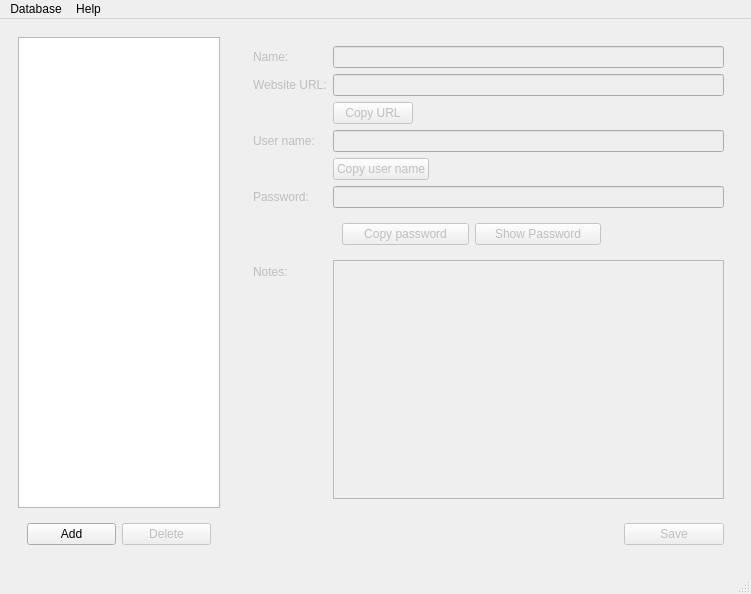
This is MainWindow.ui in veaceslav/qpass-qt5 as Qt 5 draws it before an edit. The edited form follows.
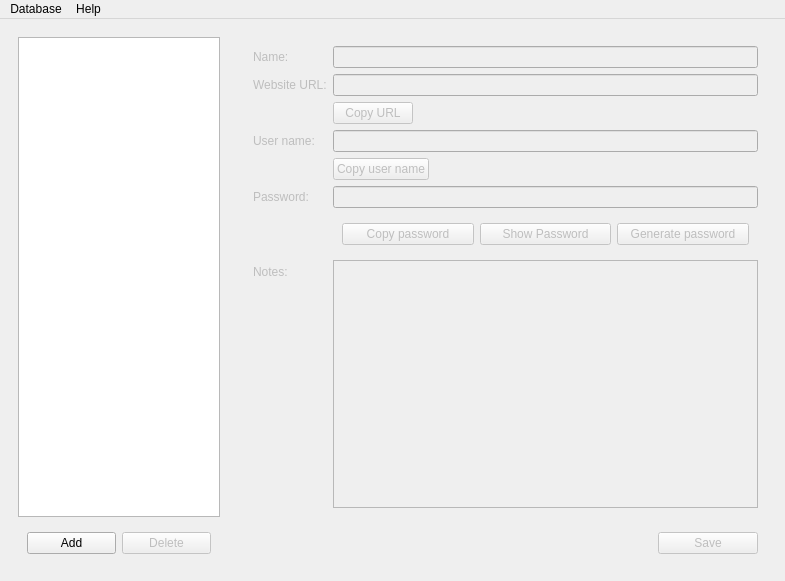
This is the edited form.

Commit message:
Added password generator
Added password generator which generates random password based
on moues moves and added warning about unsaved entry when exiting
from program

```diff
--- a/MainWindow.ui
+++ b/MainWindow.ui
@@ -6,8 +6,8 @@
    <rect>
     <x>0</x>
     <y>0</y>
-    <width>751</width>
-    <height>594</height>
+    <width>785</width>
+    <height>581</height>
    </rect>
   </property>
   <property name="windowTitle">
@@ -159,6 +159,12 @@
           </item>
           <item row="6" column="1">
            <widget class="QWidget" name="widget_2" native="true">
+            <property name="minimumSize">
+             <size>
+              <width>425</width>
+              <height>0</height>
+             </size>
+            </property>
             <layout class="QHBoxLayout" name="horizontalLayout_2">
              <item>
               <widget class="QPushButton" name="copyPasswordButton">
@@ -186,6 +192,13 @@
                </property>
               </widget>
              </item>
+             <item>
+              <widget class="QPushButton" name="generatePasswordButton">
+               <property name="text">
+                <string>Generate password</string>
+               </property>
+              </widget>
+             </item>
             </layout>
            </widget>
           </item>
@@ -247,8 +260,8 @@
     <rect>
      <x>0</x>
      <y>0</y>
-     <width>751</width>
-     <height>21</height>
+     <width>785</width>
+     <height>25</height>
     </rect>
    </property>
    <widget class="QMenu" name="menuHelp">
@@ -270,7 +283,6 @@
    <addaction name="menuFile"/>
    <addaction name="menuHelp"/>
   </widget>
-  <widget class="QStatusBar" name="statusbar"/>
   <action name="actionAbout">
    <property name="text">
     <string>About</string>
```
The commit also changes 11 other files.
